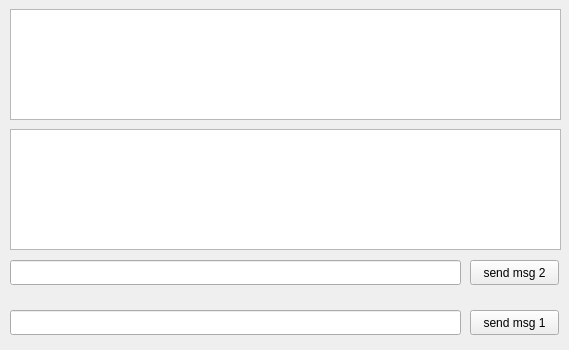
First picture: the form in main.ui, repository mbridak/PyWinKeyerSerial, before the edit.
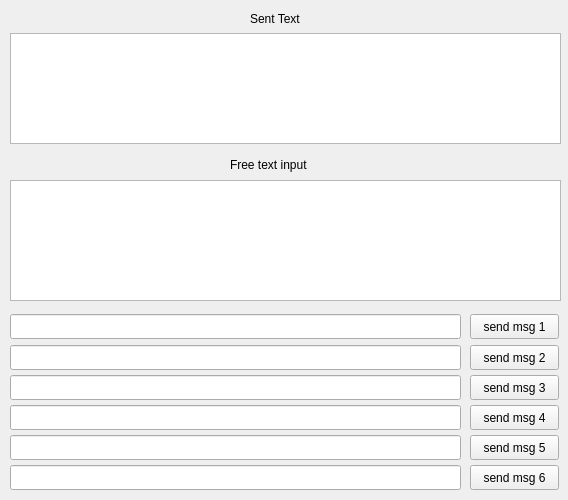
Second picture: the form after the edit.

```diff
--- a/main.ui
+++ b/main.ui
@@ -6,8 +6,8 @@
    <rect>
     <x>0</x>
     <y>0</y>
-    <width>569</width>
-    <height>350</height>
+    <width>568</width>
+    <height>500</height>
    </rect>
   </property>
   <property name="windowTitle">
@@ -18,7 +18,7 @@
     <property name="geometry">
      <rect>
       <x>10</x>
-      <y>9</y>
+      <y>33</y>
       <width>551</width>
       <height>111</height>
      </rect>
@@ -28,50 +28,37 @@
     <property name="geometry">
      <rect>
       <x>10</x>
-      <y>129</y>
+      <y>180</y>
       <width>551</width>
       <height>121</height>
      </rect>
     </property>
    </widget>
-   <widget class="QLineEdit" name="msg2">
-    <property name="geometry">
-     <rect>
-      <x>10</x>
-      <y>260</y>
-      <width>451</width>
-      <height>25</height>
-     </rect>
-    </property>
-   </widget>
    <widget class="QLineEdit" name="msg1">
     <property name="geometry">
      <rect>
       <x>10</x>
-      <y>310</y>
+      <y>314</y>
       <width>451</width>
       <height>25</height>
      </rect>
     </property>
    </widget>
-   <widget class="QPushButton" name="sendmsg2_button">
+   <widget class="QLineEdit" name="msg2">
     <property name="geometry">
      <rect>
-      <x>470</x>
-      <y>260</y>
-      <width>89</width>
+      <x>10</x>
+      <y>345</y>
+      <width>451</width>
       <height>25</height>
      </rect>
     </property>
-    <property name="text">
-     <string>send msg 2</string>
-    </property>
    </widget>
    <widget class="QPushButton" name="sendmsg1_button">
     <property name="geometry">
      <rect>
       <x>470</x>
-      <y>310</y>
+      <y>314</y>
       <width>89</width>
       <height>25</height>
      </rect>
@@ -80,6 +67,137 @@
      <string>send msg 1</string>
     </property>
    </widget>
+   <widget class="QPushButton" name="sendmsg2_button">
+    <property name="geometry">
+     <rect>
+      <x>470</x>
+      <y>345</y>
+      <width>89</width>
+      <height>25</height>
+     </rect>
+    </property>
+    <property name="text">
+     <string>send msg 2</string>
+    </property>
+   </widget>
+   <widget class="QLineEdit" name="msg3">
+    <property name="geometry">
+     <rect>
+      <x>10</x>
+      <y>375</y>
+      <width>451</width>
+      <height>25</height>
+     </rect>
+    </property>
+   </widget>
+   <widget class="QLineEdit" name="msg4">
+    <property name="geometry">
+     <rect>
+      <x>10</x>
+      <y>405</y>
+      <width>451</width>
+      <height>25</height>
+     </rect>
+    </property>
+   </widget>
+   <widget class="QLineEdit" name="msg5">
+    <property name="geometry">
+     <rect>
+      <x>10</x>
+      <y>435</y>
+      <width>451</width>
+      <height>25</height>
+     </rect>
+    </property>
+   </widget>
+   <widget class="QLineEdit" name="msg6">
+    <property name="geometry">
+     <rect>
+      <x>10</x>
+      <y>465</y>
+      <width>451</width>
+      <height>25</height>
+     </rect>
+    </property>
+   </widget>
+   <widget class="QPushButton" name="sendmsg3_button">
+    <property name="geometry">
+     <rect>
+      <x>470</x>
+      <y>375</y>
+      <width>89</width>
+      <height>25</height>
+     </rect>
+    </property>
+    <property name="text">
+     <string>send msg 3</string>
+    </property>
+   </widget>
+   <widget class="QPushButton" name="sendmsg4_button">
+    <property name="geometry">
+     <rect>
+      <x>470</x>
+      <y>405</y>
+      <width>89</width>
+      <height>25</height>
+     </rect>
+    </property>
+    <property name="text">
+     <string>send msg 4</string>
+    </property>
+   </widget>
+   <widget class="QPushButton" name="sendmsg5_button">
+    <property name="geometry">
+     <rect>
+      <x>470</x>
+      <y>435</y>
+      <width>89</width>
+      <height>25</height>
+     </rect>
+    </property>
+    <property name="text">
+     <string>send msg 5</string>
+    </property>
+   </widget>
+   <widget class="QPushButton" name="sendmsg6_button">
+    <property name="geometry">
+     <rect>
+      <x>470</x>
+      <y>465</y>
+      <width>89</width>
+      <height>25</height>
+     </rect>
+    </property>
+    <property name="text">
+     <string>send msg 6</string>
+    </property>
+   </widget>
+   <widget class="QLabel" name="label">
+    <property name="geometry">
+     <rect>
+      <x>250</x>
+      <y>10</y>
+      <width>58</width>
+      <height>18</height>
+     </rect>
+    </property>
+    <property name="text">
+     <string>Sent Text</string>
+    </property>
+   </widget>
+   <widget class="QLabel" name="label_2">
+    <property name="geometry">
+     <rect>
+      <x>230</x>
+      <y>156</y>
+      <width>89</width>
+      <height>18</height>
+     </rect>
+    </property>
+    <property name="text">
+     <string>Free text input</string>
+    </property>
+   </widget>
   </widget>
  </widget>
  <resources/>
```
